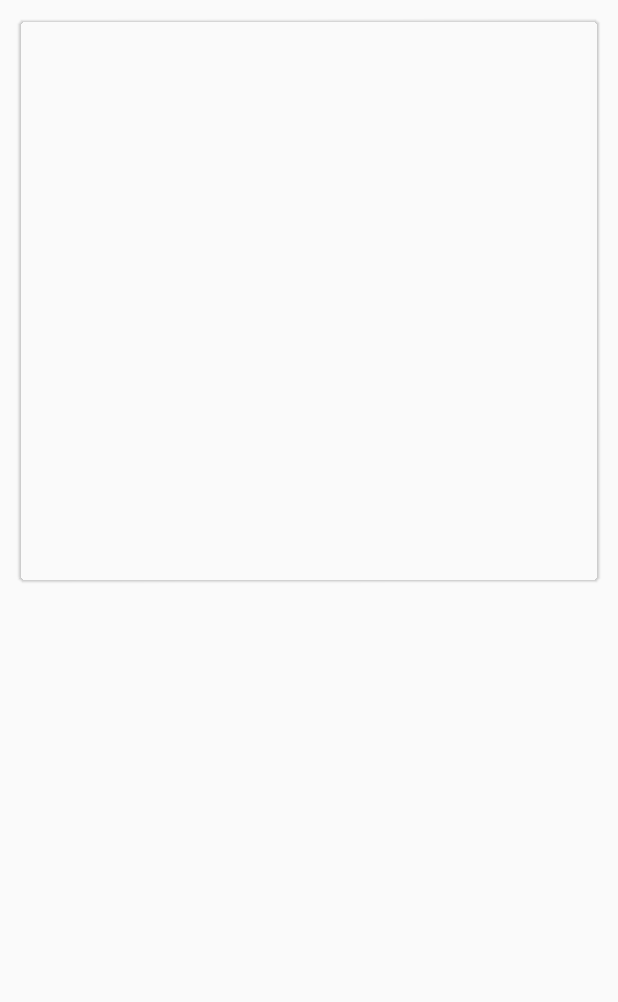
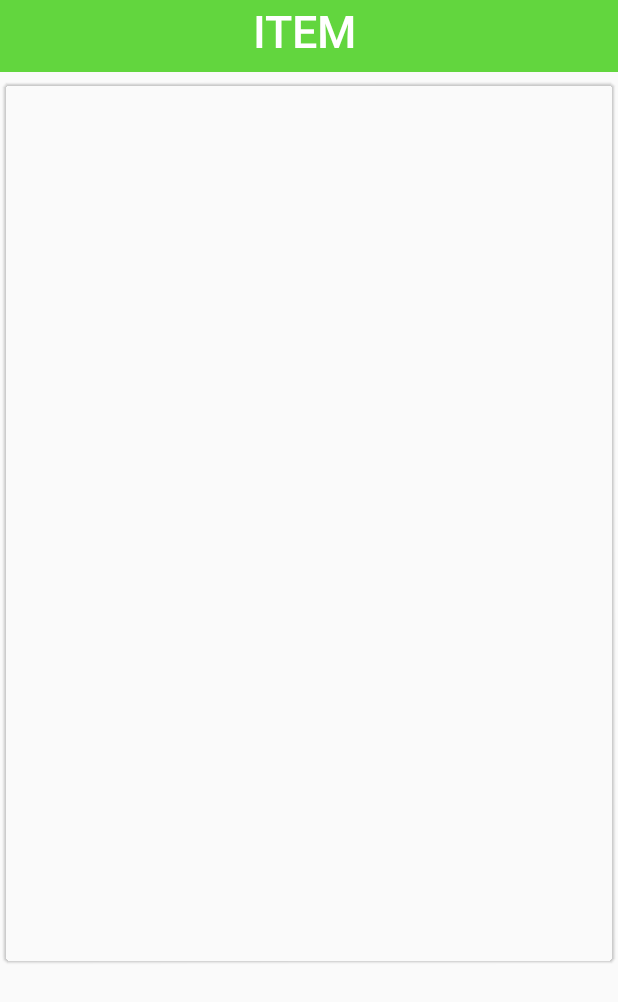
Before and after one commit to hamzaali4231/Hup_Cycle, an Android app: the layout products_items_layout.xml on its own in the app's theme, with its tools: preview values and no code run, on a phone screen of 412 x 824 dp. Shown: the top 1002 px of the screen. Run offline under Robolectric (Android 15) with nearby library versions, the light colour scheme and no system bars.

Commit message:
Layout changes

```diff
--- a/app/build.gradle
+++ b/app/build.gradle
@@ -42,6 +42,7 @@ dependencies {
     implementation 'com.google.android.gms:play-services-location:9.4.0'
     implementation 'com.google.android.gms:play-services-maps:16.1.0'
     implementation 'androidx.gridlayout:gridlayout:1.0.0'
+    implementation 'androidx.cardview:cardview:1.0.0'
 
 
 }
--- a/app/src/main/res/layout/products_items_layout.xml
+++ b/app/src/main/res/layout/products_items_layout.xml
@@ -1,37 +1,65 @@
 <?xml version="1.0" encoding="utf-8"?>
 
-<androidx.cardview.widget.CardView
-    xmlns:android="http://schemas.android.com/apk/res/android"
+<RelativeLayout xmlns:android="http://schemas.android.com/apk/res/android"
     xmlns:app="http://schemas.android.com/apk/res-auto"
     xmlns:tools="http://schemas.android.com/tools"
+    android:layout_height="match_parent" android:layout_width="wrap_content">
+
+    <RelativeLayout
+        android:layout_width="match_parent"
+        android:layout_height="wrap_content">
+
+        <View
+            android:id="@+id/view3"
+            android:layout_width="match_parent"
+            android:layout_height="48dp"
+            android:background="@color/slimegreen" />
+
+        <TextView
+            android:id="@+id/product_name_details3"
+            android:layout_width="353dp"
+            android:layout_height="wrap_content"
+            android:layout_alignStart="@+id/view"
+            android:layout_alignEnd="@+id/view"
+            android:layout_marginStart="26dp"
+            android:layout_marginEnd="32dp"
+            android:fontFamily="sans-serif-medium"
+            android:text="ITEM"
+            android:textAlignment="center"
+            android:textColor="@android:color/white"
+            android:textSize="30dp" />
+    </RelativeLayout>
+
+
+    <androidx.cardview.widget.CardView
         android:id="@+id/cv_id"
-    android:orientation="vertical"
         android:layout_width="match_parent"
         android:layout_height="wrap_content"
+        android:layout_alignParentTop="true"
+        android:layout_alignParentBottom="true"
+        android:layout_marginTop="52dp"
+        android:layout_marginBottom="180dp"
+        android:orientation="vertical"
         app:cardBackgroundColor="@android:color/transparent"
         app:cardCornerRadius="4dp"
         app:cardElevation="1dp"
         app:cardMaxElevation="1dp"
-    app:cardUseCompatPadding="true"
-    android:layout_margin="10dp"
-     >
-
-
+        app:cardUseCompatPadding="true">
 
         <RelativeLayout
             android:layout_width="match_parent"
             android:layout_height="wrap_content"
-        android:orientation="vertical"
-        >
+            android:layout_marginTop="120dp"
+            android:orientation="vertical">
 
             <TextView
                 android:id="@+id/product_name"
                 android:layout_width="match_parent"
                 android:layout_height="wrap_content"
                 android:elevation="2dp"
+                android:paddingBottom="20dp"
                 android:text=""
                 android:textAlignment="center"
-            android:paddingBottom="20dp"
                 android:textColor="@color/textColour"
                 android:textSize="50dp"
                 android:textStyle="bold" />
@@ -42,11 +70,11 @@
                 android:layout_width="match_parent"
                 android:layout_height="200dp"
                 android:layout_below="@id/product_name"
-            android:paddingBottom="20dp"
+                android:layout_marginLeft="10dp"
                 android:layout_marginTop="3dp"
-            android:layout_marginLeft="10dp"
                 android:layout_marginRight="10dp"
                 android:elevation="2dp"
+                android:paddingBottom="20dp"
                 android:scaleType="centerCrop"
 
 
@@ -58,9 +86,9 @@
                 android:layout_height="wrap_content"
                 android:layout_below="@+id/product_image"
                 android:elevation="2dp"
+                android:paddingBottom="20dp"
                 android:text=""
                 android:textAlignment="center"
-            android:paddingBottom="20dp"
                 android:textColor="@color/textColour"
                 android:textSize="20dp"
                 android:textStyle="bold" />
@@ -72,8 +100,8 @@
                 android:layout_below="@id/product_price"
                 android:layout_marginTop="2dp"
                 android:elevation="2dp"
+                android:paddingBottom="10dp"
                 android:text=""
-            android:paddingBottom="10dp"
                 android:textAlignment="center"
                 android:textColor="@color/textColour"
                 android:textSize="17sp"
@@ -82,6 +110,8 @@
 
     </androidx.cardview.widget.CardView>
 
+
+</RelativeLayout>
     <!--</RelativeLayout>-->
 
     <!--</GridLayout>-->
```
Also changed, not shown: 1 other file. Lines whose indentation alone changed are shown as unchanged.
